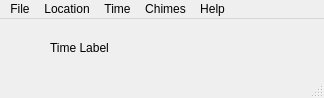
First picture: the form in mainwindow.ui, repository larsnaesbye/tempus, before the edit.
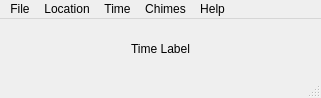
Second picture: the form after the edit. Icons and pictures are not drawn.

The edit to the form file:
```diff
--- a/mainwindow.ui
+++ b/mainwindow.ui
@@ -6,7 +6,7 @@
    <rect>
     <x>0</x>
     <y>0</y>
-    <width>324</width>
+    <width>321</width>
     <height>98</height>
    </rect>
   </property>
@@ -24,15 +24,18 @@
    <widget class="QLabel" name="label">
     <property name="geometry">
      <rect>
-      <x>50</x>
+      <x>0</x>
       <y>20</y>
-      <width>91</width>
-      <height>17</height>
+      <width>321</width>
+      <height>20</height>
      </rect>
     </property>
     <property name="text">
      <string>Time Label</string>
     </property>
+    <property name="alignment">
+     <set>Qt::AlignCenter</set>
+    </property>
    </widget>
   </widget>
   <widget class="QStatusBar" name="statusBar"/>
@@ -41,7 +44,7 @@
     <rect>
      <x>0</x>
      <y>0</y>
-     <width>324</width>
+     <width>321</width>
      <height>25</height>
     </rect>
    </property>
```
